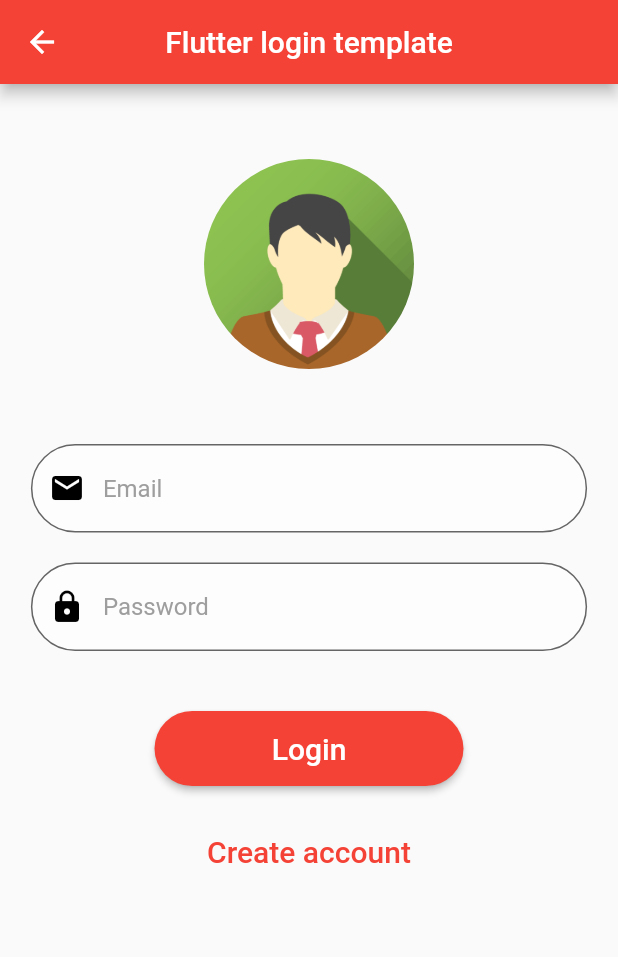
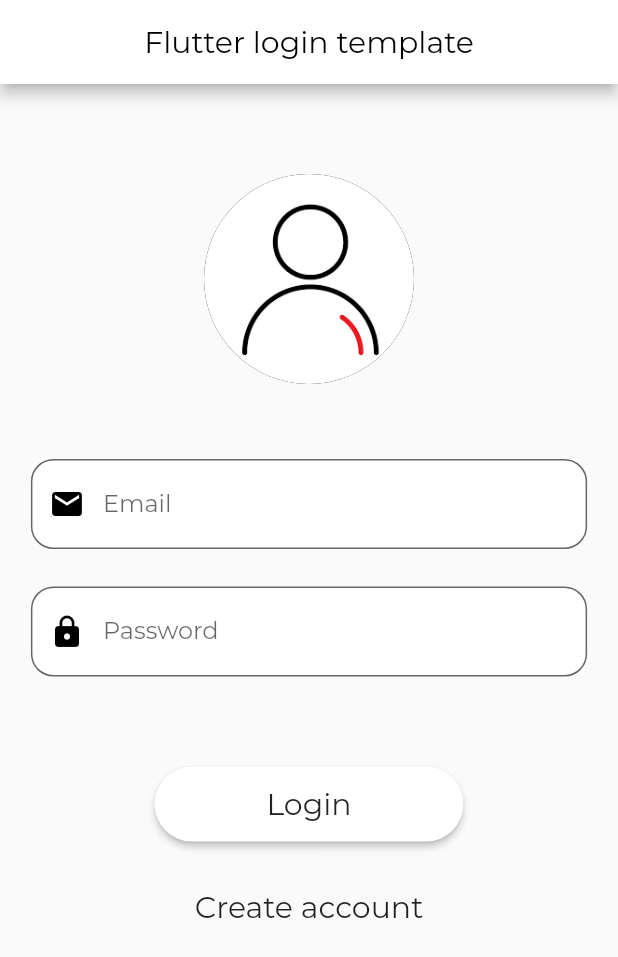
Before and after one commit to cyproto/login-signup_page, a Flutter app: the LoginSignUp screen opened directly, on a phone screen of 412 x 824 dp. Shown: the top 957 px of the screen. Run offline on Flutter 3.47's test engine with Material 2 defaults, Android fonts, the phone set to English and light mode, and no system bars; our stand-ins replace firebase_auth; accounts and stored records are empty; statements that could not run were skipped.

Commit message:
Changes: - Add SnackBar to display error messages. - Use Montserrat font. - Change colors. - Remove unused imports. - Fix padding.

```diff
--- a/lib/home.dart
+++ b/lib/home.dart
@@ -1,7 +1,5 @@
 import 'package:flutter/material.dart';
 import 'auth.dart';
-import 'root.dart';
-import 'authprovider.dart';
 
 class home extends StatefulWidget {
   home({Key key, this.auth, this.id, this.onsignOut})
@@ -38,7 +36,9 @@ class _homeState extends State<home> {
     return Scaffold(
       appBar: new AppBar(
         centerTitle: true,
-        title: new Text("Home Page"),
+        title: new Text("Home Page", style: new TextStyle(color: Colors.black),),
+        backgroundColor: Colors.white,
+        iconTheme: new IconThemeData(color: Colors.black),
       ),
       drawer: Drawer(
         child: ListView(
--- a/lib/login-signup.dart
+++ b/lib/login-signup.dart
@@ -1,6 +1,4 @@
 import 'package:flutter/material.dart';
-import 'package:firebase_auth/firebase_auth.dart';
-import 'dart:async';
 import 'package:login_page/auth.dart';
 
 class LoginSignUp extends StatefulWidget {
@@ -23,6 +21,7 @@ bool loading;
 class _LoginSignUpState extends State<LoginSignUp> {
   final emailController = TextEditingController();
   final passController = TextEditingController();
+  BuildContext scaffoldContext;
   Widget build(BuildContext context) {
     double width = MediaQuery.of(context).size.width;
     double height = MediaQuery.of(context).size.height;
@@ -30,14 +29,20 @@ class _LoginSignUpState extends State<LoginSignUp> {
     return new Scaffold(
       appBar: new AppBar(
         centerTitle: true,
-        title: new Text('Flutter login template', textAlign: TextAlign.center,),
+        title: new Text('Flutter login template', textAlign: TextAlign.center,
+          style: new TextStyle(color: Colors.black),),
+        backgroundColor: Colors.white,
       ),
-      body: Stack(
+      body: new Builder(builder: (BuildContext context){
+        scaffoldContext = context;
+        return new Stack(
           children: <Widget>[
             _body(height, width),
             _showCirLoading(),
           ],
-      ),
+        );
+      })
+
     );
   }
   void dispose(){
@@ -57,7 +62,6 @@ class _LoginSignUpState extends State<LoginSignUp> {
               _passwordField(height, width),
               _loginBut(height, width),
               _toggleSignupAndLogin(height, width),
-              _showErrMsg(),
             ],
           )
       ),
@@ -67,11 +71,11 @@ class _LoginSignUpState extends State<LoginSignUp> {
   Widget _showAvatar(double height, double width) {
     return new Hero(tag: 'hero',
         child: Padding(padding: EdgeInsets.fromLTRB(
-            width * 0.5 - 70, 50, width * 0.5 - 70, 0.0),
+            width * 0.5 - 70, 60, width * 0.5 - 70, 0.0),
           child: CircleAvatar(
             radius: 70,
             backgroundImage: ExactAssetImage('assets/images/avatar.png'),
-            backgroundColor: Colors.transparent,
+            backgroundColor: Colors.black,
           ),
         )
     );
@@ -92,12 +96,11 @@ class _LoginSignUpState extends State<LoginSignUp> {
             hintText: 'Email',
             border: new OutlineInputBorder(
                 borderRadius: const BorderRadius.all(
-                    const Radius.circular(50.0)
+                  const Radius.circular(15.0),
                 )
             ),
             filled: true,
-            hintStyle: new TextStyle(color: Colors.grey),
-            fillColor: Colors.white54
+            fillColor: Colors.white,
         ),
         validator: (value) => value.isEmpty ? "Email can\'t be empty." : null,
         onSaved: (value) => _email = value.trim(),
@@ -108,7 +111,7 @@ class _LoginSignUpState extends State<LoginSignUp> {
 
   Widget _passwordField(double height, double width) {
     return Padding(
-      padding: EdgeInsets.fromLTRB(width * 0.05, 20, width * 0.05, 20),
+      padding: EdgeInsets.fromLTRB(width * 0.05, 25, width * 0.05, 20),
       child: TextFormField(
         maxLines: 1,
         keyboardType: TextInputType.text,
@@ -122,12 +125,11 @@ class _LoginSignUpState extends State<LoginSignUp> {
           hintText: 'Password',
           border: new OutlineInputBorder(
               borderRadius: const BorderRadius.all(
-                  const Radius.circular(50.0)
-              )
+                  const Radius.circular(15.0),
+              ),
           ),
           filled: true,
-          hintStyle: new TextStyle(color: Colors.grey),
-          fillColor: Colors.white54,
+          fillColor: Colors.white,
         ),
         validator: (value) => value.isEmpty ? 'Password can\'t be empty' : null,
         onSaved: (value) => _password = value.trim(),
@@ -138,17 +140,16 @@ class _LoginSignUpState extends State<LoginSignUp> {
 
   Widget _loginBut(double height, double width) {
     return Padding(
-      padding: EdgeInsets.fromLTRB(width * 0.25, 20, width * 0.25, 10),
+      padding: EdgeInsets.fromLTRB(width * 0.25, 40, width * 0.25, 10),
       child: ButtonTheme(
         height: 50,
         child: new RaisedButton(
           onPressed: _validateSubmit,
-          textColor: Colors.white54,
-          color: Colors.red,
+          color: Colors.white,
           child: _form == form.login ? new Text('Login',
-              style: new TextStyle(fontSize: 20, color: Colors.white
+              style: new TextStyle(fontSize: 20,
               )) : new Text('Create Account',
-              style: new TextStyle(fontSize: 20, color: Colors.white)),
+              style: new TextStyle(fontSize: 20,)),
           shape: RoundedRectangleBorder(
               borderRadius: new BorderRadius.circular(50)),
         ),
@@ -163,9 +164,9 @@ class _LoginSignUpState extends State<LoginSignUp> {
       child: FlatButton(
         child: _form == form.login
           ? new Text('Create account',
-          style: new TextStyle(fontSize: 20, color: Colors.red))
+          style: new TextStyle(fontSize: 20))
           : new Text('Already have an account?',
-          style: new TextStyle(fontSize: 20, color: Colors.red)),
+          style: new TextStyle(fontSize: 20)),
           onPressed: _form == form.login
           ? _changeToSignup
           : _changeToLogin,
@@ -202,16 +203,16 @@ class _LoginSignUpState extends State<LoginSignUp> {
     });
   }
 
-  Widget _showErrMsg(){
+  void createSnack(_errMsg){
+    final snack = new SnackBar(content: new Text(_errMsg,
+      style: new TextStyle(color: Colors.black, fontFamily: 'Montserrat'),),
+    action: SnackBarAction(label: 'OK', onPressed: (){}),
+    backgroundColor: Colors.white,);
+    Scaffold.of(scaffoldContext).showSnackBar(snack);
+  }
+  _showErrMsg(){
     if(_errorMsg != null) {
-      return new Text(
-      _errorMsg,
-      style: TextStyle(
-        fontSize: 15,
-        color: Colors.red,
-        height: 2,
-      ),
-     );
+      createSnack(_errorMsg);
     }
     else{
       return new Container(
@@ -256,6 +257,7 @@ class _LoginSignUpState extends State<LoginSignUp> {
         setState(() {
           loading=false;
           _errorMsg = e.message;
+          _showErrMsg();
           _formKey.currentState.reset();
         });
       }
--- a/lib/main.dart
+++ b/lib/main.dart
@@ -1,5 +1,4 @@
 import 'package:flutter/material.dart';
-import 'login-signup.dart';
 import 'auth.dart';
 import 'root.dart';
 
@@ -12,7 +11,8 @@ class MyApp extends StatelessWidget{
     return new MaterialApp(
       title: 'Flutter login template',
       theme: new ThemeData(
-        primarySwatch: Colors.red,
+        primarySwatch: Colors.blue,
+        fontFamily: 'Montserrat',
       ),
       home: new root(auth: new authen(),),
     );
```
Also changed, not shown: pubspec.yaml (+5 -2 lines), assets/fonts/Montserrat-Regular.ttf (added), assets/images/avatar.png, pubspec.lock, 1 other file. Lines whose indentation alone changed are shown as unchanged.
